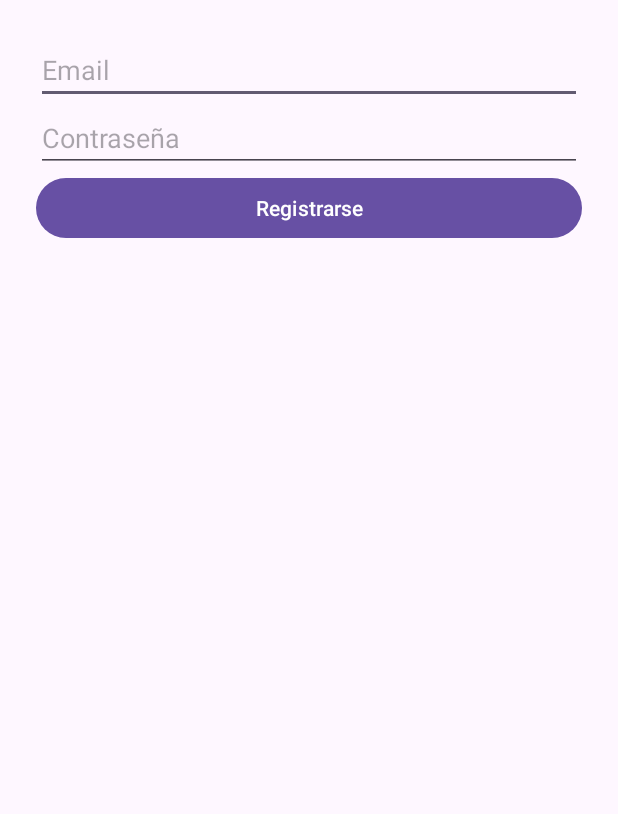
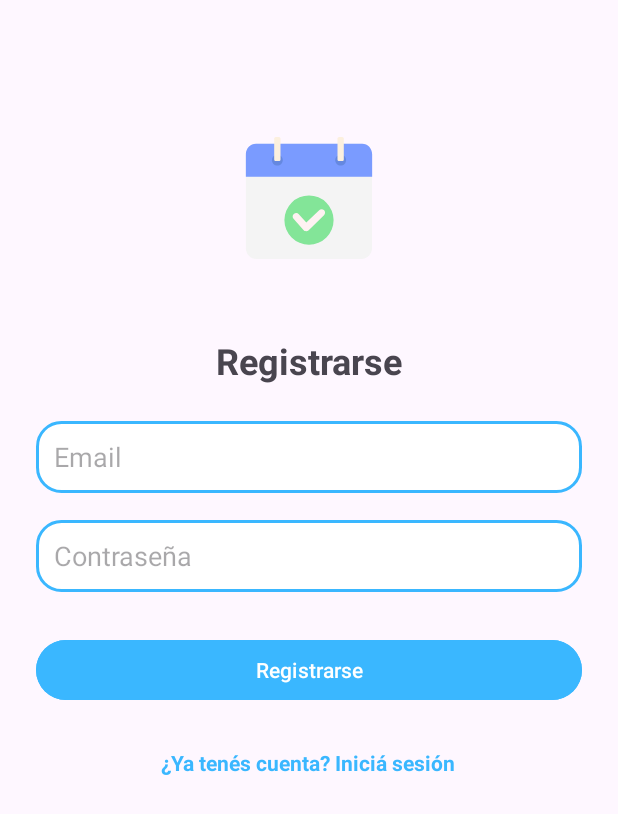
Before and after one commit to yachela/turna-mobile, an Android app: the RegistroActivity screen opened directly, with no data from a screen before it, on a phone screen of 412 x 824 dp. Shown: the top 814 px of the screen. Run offline under Robolectric (Android 15) with nearby library versions, the phone set to English and light mode, and no system bars; our stand-ins replace Room's generated code.

Commit message:
UI: mejorar pantalla de registro, agregar imagen y márgenes

```diff
--- a/app/src/main/res/layout/activity_registro.xml
+++ b/app/src/main/res/layout/activity_registro.xml
@@ -1,27 +1,73 @@
 <?xml version="1.0" encoding="utf-8"?>
-<LinearLayout xmlns:android="http://schemas.android.com/apk/res/android"
+<ScrollView xmlns:android="http://schemas.android.com/apk/res/android"
+    android:layout_width="match_parent"
+    android:layout_height="match_parent"
+    android:fillViewport="true">
+
+    <LinearLayout
         android:orientation="vertical"
         android:padding="24dp"
         android:layout_width="match_parent"
-    android:layout_height="match_parent">
+        android:layout_height="wrap_content"
+        android:gravity="center_horizontal">
+
+        <ImageView
+            android:id="@+id/imageViewLogo"
+            android:src="@drawable/turna"
+            android:layout_width="120dp"
+            android:layout_height="120dp"
+            android:layout_gravity="center"
+            android:contentDescription="@string/logo_turna"
+            android:layout_marginTop="48dp"
+            android:layout_marginBottom="32dp"/>
+
+        <TextView
+            android:id="@+id/textViewRegistro"
+            android:text="Registrarse"
+            android:textSize="24sp"
+            android:textStyle="bold"
+            android:gravity="center"
+            android:layout_width="match_parent"
+            android:layout_height="wrap_content"
+            android:layout_marginBottom="24dp" />
 
         <EditText
             android:id="@+id/editTextEmailRegistro"
             android:hint="Email"
             android:inputType="textEmailAddress"
             android:layout_width="match_parent"
-        android:layout_height="wrap_content" />
+            android:layout_height="48dp"
+            android:background="@drawable/rounded_edittext"
+            android:padding="12dp"
+            android:layout_marginBottom="18dp"/>
 
         <EditText
             android:id="@+id/editTextPasswordRegistro"
             android:hint="Contraseña"
             android:inputType="textPassword"
             android:layout_width="match_parent"
-        android:layout_height="wrap_content" />
+            android:layout_height="48dp"
+            android:background="@drawable/rounded_edittext"
+            android:padding="12dp"
+            android:layout_marginBottom="28dp"/>
 
         <Button
             android:id="@+id/btnRegistrar"
             android:text="Registrarse"
             android:layout_width="match_parent"
-        android:layout_height="wrap_content" />
+            android:layout_height="48dp"
+            android:backgroundTint="@color/turna_primary"
+            android:textColor="@android:color/white"
+            android:textAllCaps="false"
+            android:layout_marginBottom="16dp"/>
+
+        <TextView
+            android:id="@+id/linkIniciarSesion"
+            android:layout_width="wrap_content"
+            android:layout_height="wrap_content"
+            android:text="¿Ya tenés cuenta? Iniciá sesión"
+            android:textColor="@color/turna_primary"
+            android:textStyle="bold"
+            android:paddingTop="12dp"/>
     </LinearLayout>
+</ScrollView>
```
Lines whose indentation alone changed are shown as unchanged.
